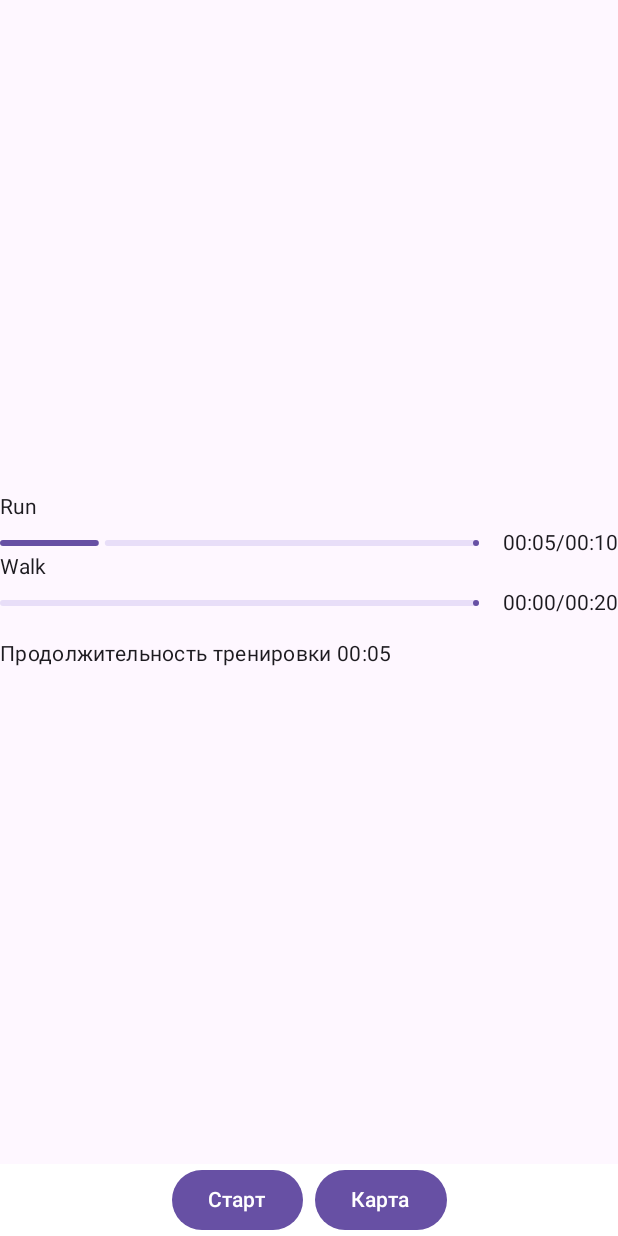
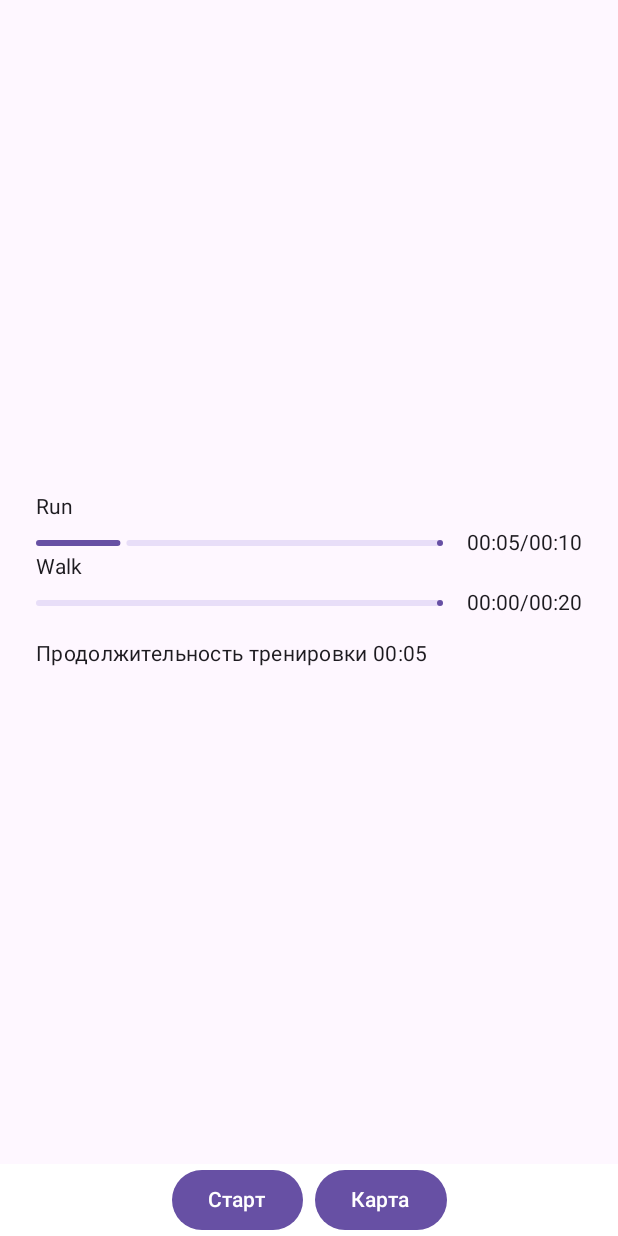
Before and after one commit to roman-mityukov/simpla_mini, an Android app built with Jetpack Compose: the @Preview function TrainingWithMapPreview, on a phone screen of 412 x 824 dp. Run offline under Robolectric (Android 15) with nearby library versions, the phone set to English and light mode, and no system bars; libraries missing offline, so code that uses them is left out: androidx.hilt.lifecycle, com.yandex.mapkit; 4 statements that could not run were skipped.

Commit message:
Minor fixes

```diff
--- a/core/network-retrofit/src/main/java/io/mityukov/simpla/network/retrofit/RemoteApi.kt
+++ b/core/network-retrofit/src/main/java/io/mityukov/simpla/network/retrofit/RemoteApi.kt
@@ -1,5 +1,6 @@
 package io.mityukov.simpla.network.retrofit
 
+import kotlinx.serialization.InternalSerializationApi
 import kotlinx.serialization.Serializable
 import retrofit2.Call
 import retrofit2.http.GET
--- a/feature/training-list/src/main/java/io/mityukov/simpla/training/list/TrainingListNavigation.kt
+++ b/feature/training-list/src/main/java/io/mityukov/simpla/training/list/TrainingListNavigation.kt
@@ -1,6 +1,5 @@
 package io.mityukov.simpla.training.list
 
-import androidx.compose.material3.SnackbarHostState
 import androidx.compose.runtime.Composable
 import androidx.navigation3.runtime.NavKey
 import kotlinx.serialization.Serializable
@@ -10,8 +9,7 @@ data object TrainingListRoute : NavKey
 
 @Composable
 fun TrainingListRouteHost(
-    snackbarHostState: SnackbarHostState,
     onTrainingReceived: () -> Unit,
 ) {
-    TrainingListScreen(snackbarHostState, onTrainingReceived = onTrainingReceived)
+    TrainingListScreen(onTrainingReceived = onTrainingReceived)
 }
--- /dev/null
+++ b/feature/training-list/src/main/res/values/strings.xml
@@ -0,0 +1,6 @@
+<?xml version="1.0" encoding="utf-8"?>
+<resources>
+    <string name="feature_training_list_selection">Выбор тренировки</string>
+    <string name="feature_training_list_button_load">Загрузить</string>
+    <string name="feature_training_list_error">Что-то пошло не так...</string>
+</resources>
--- a/feature/training/src/main/java/io/mityukov/simpla/training/TrainingNavigation.kt
+++ b/feature/training/src/main/java/io/mityukov/simpla/training/TrainingNavigation.kt
@@ -9,6 +9,6 @@ import kotlinx.serialization.Serializable
 data object TrainingRoute : NavKey
 
 @Composable
-fun TrainingRouteHost(snackbarHostState: SnackbarHostState, onBack: () -> Unit) {
-    TrainingScreen(snackbarHostState = snackbarHostState, onBack = onBack)
+fun TrainingRouteHost(onBack: () -> Unit) {
+    TrainingScreen(onBack = onBack)
 }
--- a/feature/training/src/main/java/io/mityukov/simpla/training/TrainingScreen.kt
+++ b/feature/training/src/main/java/io/mityukov/simpla/training/TrainingScreen.kt
@@ -15,6 +15,8 @@ import androidx.compose.foundation.layout.height
 import androidx.compose.foundation.layout.padding
 import androidx.compose.foundation.layout.safeContent
 import androidx.compose.foundation.layout.width
+import androidx.compose.foundation.pager.HorizontalPager
+import androidx.compose.foundation.pager.rememberPagerState
 import androidx.compose.material3.Button
 import androidx.compose.material3.ButtonDefaults
 import androidx.compose.material3.CenterAlignedTopAppBar
@@ -22,18 +24,19 @@ import androidx.compose.material3.ExperimentalMaterial3Api
 import androidx.compose.material3.LinearProgressIndicator
 import androidx.compose.material3.MaterialTheme
 import androidx.compose.material3.Scaffold
-import androidx.compose.material3.SnackbarHost
-import androidx.compose.material3.SnackbarHostState
 import androidx.compose.material3.Surface
 import androidx.compose.material3.Text
 import androidx.compose.runtime.Composable
+import androidx.compose.runtime.LaunchedEffect
 import androidx.compose.runtime.getValue
 import androidx.compose.runtime.mutableStateOf
-import androidx.compose.runtime.remember
+import androidx.compose.runtime.rememberCoroutineScope
+import androidx.compose.runtime.saveable.rememberSaveable
 import androidx.compose.runtime.setValue
 import androidx.compose.ui.Alignment
 import androidx.compose.ui.Modifier
 import androidx.compose.ui.graphics.Color
+import androidx.compose.ui.res.stringResource
 import androidx.compose.ui.tooling.preview.Preview
 import androidx.compose.ui.unit.dp
 import androidx.hilt.lifecycle.viewmodel.compose.hiltViewModel
@@ -45,12 +48,12 @@ import io.mityukov.simpla.core.domain.training.IntervalProgress
 import io.mityukov.simpla.core.domain.training.IntervalType
 import io.mityukov.simpla.core.domain.training.TrainingProgress
 import io.mityukov.simpla.core.domain.training.TrainingStatusEnum
+import kotlinx.coroutines.launch
 import kotlin.time.Duration.Companion.seconds
 
 @OptIn(ExperimentalMaterial3Api::class, ExperimentalPermissionsApi::class)
 @Composable
 internal fun TrainingScreen(
-    snackbarHostState: SnackbarHostState,
     onBack: () -> Unit,
     viewModel: TrainingViewModel = hiltViewModel(),
 ) {
@@ -68,22 +71,23 @@ internal fun TrainingScreen(
         topBar = {
             CenterAlignedTopAppBar(
                 title = {
-                    Text("Тренировка")
+                    Text(stringResource(R.string.feature_training_label))
                 },
                 navigationIcon = {
                     ButtonBack(onBack = onBack)
                 },
             )
         },
-        snackbarHost = {
-            SnackbarHost(hostState = snackbarHostState)
-        },
         contentWindowInsets = WindowInsets.safeContent
     ) { innerPadding ->
+        if (multiplePermissionsState.allPermissionsGranted) {
             when (viewModelState) {
                 is TrainingState.Progress -> {
                     TrainingWithMap(
-                    modifier = Modifier.padding(innerPadding),
+                        modifier = Modifier.padding(
+                            top = innerPadding.calculateTopPadding(),
+                            bottom = innerPadding.calculateBottomPadding(),
+                        ),
                         trainingProgress = (viewModelState as TrainingState.Progress).data,
                         onSwitchTraining = {
                             viewModel.add(TrainingEvent.SwitchTraining)
@@ -95,6 +99,11 @@ internal fun TrainingScreen(
                     // no op
                 }
             }
+        } else {
+            LaunchedEffect(Unit) {
+                multiplePermissionsState.launchMultiplePermissionRequest()
+            }
+        }
     }
 }
 
@@ -104,22 +113,39 @@ private fun TrainingWithMap(
     trainingProgress: TrainingProgress,
     onSwitchTraining: () -> Unit,
 ) {
-    var mapEnabled by remember {
+    var mapEnabled by rememberSaveable {
         mutableStateOf(false)
     }
+    val mapEnabledToPage = {
+        if (mapEnabled) 1 else 0
+    }
+
+    val pagerState = rememberPagerState(mapEnabledToPage()) { 2 }
+    val coroutineScope = rememberCoroutineScope()
     Column(modifier = modifier.fillMaxSize()) {
         Box(
             modifier = Modifier
                 .fillMaxSize()
                 .weight(1f)
         ) {
-            if (mapEnabled) {
-                TrackMapWidget(progress = trainingProgress)
-            } else {
-                TrainingProgressWidget(progress = trainingProgress)
+            LaunchedEffect(mapEnabled) {
+                coroutineScope.launch {
+                    pagerState.scrollToPage(mapEnabledToPage())
                 }
             }
-        Controls(
+            HorizontalPager(
+                state = pagerState,
+                userScrollEnabled = false,
+                beyondViewportPageCount = 1
+            ) { page ->
+                if (page == 0) {
+                    TrainingProgressWidget(progress = trainingProgress)
+                } else {
+                    TrackMapWidget(progress = trainingProgress)
+                }
+            }
+        }
+        TrainingControls(
             mapEnabled = mapEnabled,
             trainingLaunched = trainingProgress.launched,
             onSwitchTraining = onSwitchTraining,
@@ -133,14 +159,22 @@ private fun TrainingWithMap(
 @Composable
 private fun TrainingProgressWidget(modifier: Modifier = Modifier, progress: TrainingProgress) {
     Surface {
-        Box(modifier = modifier.fillMaxSize(), contentAlignment = Alignment.Center) {
+        Box(
+            modifier = modifier
+                .padding(horizontal = 24.dp)
+                .fillMaxSize(),
+            contentAlignment = Alignment.Center
+        ) {
             Column {
                 progress.intervalProgress.forEach {
                     IntervalProgressWidget(intervalProgress = it)
                 }
                 Spacer(modifier = Modifier.height(16.dp))
                 Text(
-                    text = "Продолжительность тренировки ${DateUtils.formatElapsedTime(progress.currentDuration.inWholeSeconds)}",
+                    text = stringResource(
+                        R.string.feature_training_duration,
+                        DateUtils.formatElapsedTime(progress.currentDuration.inWholeSeconds)
+                    ),
                     style = MaterialTheme.typography.bodyMedium,
                 )
             }
@@ -181,7 +215,7 @@ private fun IntervalProgressWidget(
 }
 
 @Composable
-private fun Controls(
+private fun TrainingControls(
     mapEnabled: Boolean,
     trainingLaunched: Boolean,
     onSwitchTraining: () -> Unit,
@@ -189,7 +223,11 @@ private fun Controls(
 ) {
     Row(modifier = Modifier.fillMaxWidth(), horizontalArrangement = Arrangement.Center) {
         Button(onClick = onSwitchTraining) {
-            Text(if (trainingLaunched) "Стоп" else "Старт")
+            Text(
+                if (trainingLaunched) stringResource(R.string.feature_training_button_stop) else stringResource(
+                    R.string.feature_training_button_start
+                )
+            )
         }
         Spacer(modifier = Modifier.width(8.dp))
         Button(
@@ -197,7 +235,7 @@ private fun Controls(
             colors = if (mapEnabled) ButtonDefaults.buttonColors()
                 .copy(containerColor = Color.Green) else ButtonDefaults.buttonColors()
         ) {
-            Text("Карта")
+            Text(stringResource(R.string.feature_training_button_map))
         }
     }
 }
--- /dev/null
+++ b/feature/training/src/main/res/values/strings.xml
@@ -0,0 +1,8 @@
+<?xml version="1.0" encoding="utf-8"?>
+<resources>
+    <string name="feature_training_label">Тренировка</string>
+    <string name="feature_training_duration">Продолжительность тренировки %1$s</string>
+    <string name="feature_training_button_stop">Стоп</string>
+    <string name="feature_training_button_start">Старт</string>
+    <string name="feature_training_button_map">Карта</string>
+</resources>
```
Also changed, not shown: app/src/main/java/io/mityukov/simpla/app/AppNavHost.kt (+6 -6 lines), core/data/src/main/java/io/mityukov/simpla/core/data/repository/training/TrainingRemoteDataSourceImpl.kt (+4 -11 lines), feature/training-list/src/main/java/io/mityukov/simpla/training/list/TrainingListScreen.kt (+5 -7 lines), feature/training/src/main/java/io/mityukov/simpla/training/TrackMapWidget.kt (+13 -14 lines). Lines whose indentation alone changed are shown as unchanged.
